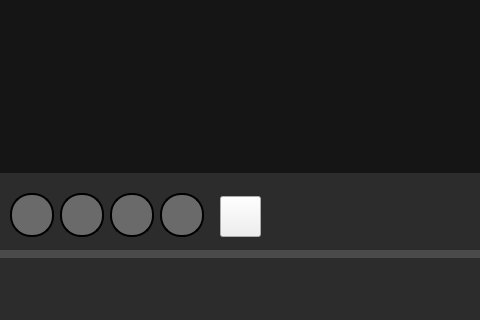
Before: the Qt Designer form music-player-qt/mainwindow.ui in juangonzalez22/music-player-qt, drawn with Qt 5; both pictures show x 370 to 850 and y 256 to 576 of the 1024 by 576 pixel window.
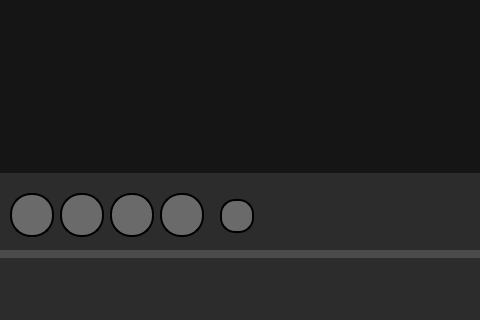
After: the same form once the commit is applied.

Commit message:
Botón PlaybackMode
El botón ya tiene una stylesheet acorde al programa, los íconos funcionan perfectamente y solo hace falta el ícono repeat_one.png

```diff
--- a/music-player-qt/mainwindow.ui
+++ b/music-player-qt/mainwindow.ui
@@ -484,18 +484,18 @@
     <property name="geometry">
      <rect>
       <x>590</x>
-      <y>433</y>
-      <width>41</width>
-      <height>41</height>
+      <y>436</y>
+      <width>34</width>
+      <height>34</height>
      </rect>
     </property>
     <property name="styleSheet">
-     <string notr="true">PushButton {
-    border-radius: 21px;  /* Hace que los bordes del botón sean redondeados */
-    min-width: 40px;      /* Establece el ancho mínimo del botón */
-    max-width: 40px;      /* Establece el ancho máximo del botón */
-    min-height: 40px;     /* Establece la altura mínima del botón */
-    max-height: 40px;     /* Establece la altura máxima del botón */
+     <string notr="true">QPushButton {
+    border-radius: 15px;  /* Hace que los bordes del botón sean redondeados */
+    min-width: 30px;      /* Establece el ancho mínimo del botón */
+    max-width: 30px;      /* Establece el ancho máximo del botón */
+    min-height: 30px;     /* Establece la altura mínima del botón */
+    max-height: 30px;     /* Establece la altura máxima del botón */
     border: 2px solid black;  /* Crea un borde sólido negro de 2 píxeles */
     background-color: #6A6A6A;  /* Establece el color de fondo a #6A6A6A */
 }
```
